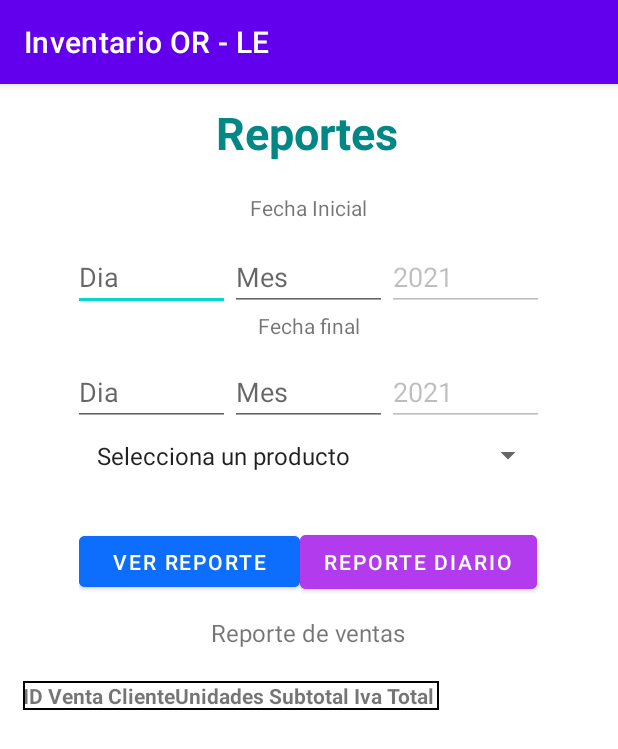
After one commit to rizos-100/app_inventario, an Android app: the ControllerReporte screen opened directly, with no data from a screen before it, on a phone screen of 412 x 824 dp. The commit adds this screen. Shown: the top 749 px of the screen. Run offline under Robolectric (Android 15) with nearby library versions, the phone set to English and light mode, and no system bars; 3 statements that could not run were skipped.

Commit message:
Modulo Reportes
Reporte de ventas por dia y por fechas

```diff
--- a/OR_LE_INVENTARIO/app/src/main/AndroidManifest.xml
+++ b/OR_LE_INVENTARIO/app/src/main/AndroidManifest.xml
@@ -16,6 +16,7 @@
         <activity android:name=".controllers.ControllerProveedor" />
         <activity android:name=".controllers.ControllerProducto" />
         <activity android:name=".controllers.ControllerCompras" />
+        <activity android:name=".controllers.ControllerReporte" />
         <activity android:name=".MainActivity">
             <intent-filter>
                 <action android:name="android.intent.action.MAIN" />
--- /dev/null
+++ b/OR_LE_INVENTARIO/app/src/main/java/org/rizosdb/utl/or_le_inventario/controllers/ControllerReporte.java
@@ -0,0 +1,315 @@
+package org.rizosdb.utl.or_le_inventario.controllers;
+
+import android.app.AlertDialog;
+import android.content.Context;
+import android.database.Cursor;
+import android.database.sqlite.SQLiteDatabase;
+import android.graphics.Typeface;
+import android.os.Bundle;
+import android.view.View;
+import android.view.ViewGroup;
+import android.widget.ArrayAdapter;
+import android.widget.Button;
+import android.widget.EditText;
+import android.widget.Spinner;
+import android.widget.TableLayout;
+import android.widget.TableRow;
+import android.widget.TextView;
+
+import androidx.appcompat.app.AppCompatActivity;
+
+import org.rizosdb.utl.or_le_inventario.R;
+import org.rizosdb.utl.or_le_inventario.db.ConexionSQLiteHelper;
+import org.rizosdb.utl.or_le_inventario.db.Utilidades;
+import org.rizosdb.utl.or_le_inventario.models.DetalleCompra;
+
+import java.util.ArrayList;
+import java.util.Calendar;
+
+public class ControllerReporte extends AppCompatActivity {
+
+    SQLiteDatabase db;
+
+    private EditText txtDiaI,txtMesI,txtAnioI,txtDiaF,txtMesF,txtAnioF;
+    private Button btnReporte, btnReporteD;
+    private Spinner spnProductos;
+    private TableLayout tblReporte;
+
+    @Override
+    protected void onCreate(Bundle savedInstanceState) {
+        super.onCreate(savedInstanceState);
+        setContentView(R.layout.activity_reportes);
+
+        iniciarComponentes();
+        verReporteDia();
+
+    }
+
+    private void iniciarComponentes(){
+        txtDiaI=(EditText)findViewById(R.id.txtDiaI);
+        txtDiaF=(EditText)findViewById(R.id.txtDiaF);
+        txtMesI=(EditText)findViewById(R.id.txtMesI);
+        txtMesF=(EditText)findViewById(R.id.txtMesF);
+        txtAnioI=(EditText)findViewById(R.id.txtAnioI);
+        txtAnioF=(EditText)findViewById(R.id.txtAnioF);
+
+        btnReporte=(Button) findViewById(R.id.btnReporte);
+        btnReporteD=(Button) findViewById(R.id.btnReporteD);
+
+        spnProductos=(Spinner)findViewById(R.id.spnProducts);
+
+        tblReporte=(TableLayout)findViewById(R.id.tblReporte);
+
+        db=openOrCreateDatabase("InventarioDB", Context.MODE_PRIVATE, null);
+
+        btnReporteD.setOnClickListener(v -> {
+            verReporteDia();
+        });
+
+        btnReporte.setOnClickListener(v -> {
+            verReporteFecha();
+        });
+
+        Calendar c = Calendar.getInstance();
+        int anioActual=c.get(Calendar.YEAR);
+
+        txtAnioF.setText(String.valueOf(anioActual));
+        txtAnioI.setText(String.valueOf(anioActual));
+        txtAnioF.setEnabled(false);
+        txtAnioI.setEnabled(false);
+
+        ArrayList<String> listaProductos = new ArrayList<String>();
+        Cursor c2=db.rawQuery("SELECT * FROM producto", null);
+        listaProductos.add("Selecciona un producto");
+
+        while(c2.moveToNext())
+        {
+            listaProductos.add(c2.getString(0)+" "+c2.getString(1));
+            System.out.println("Producto: "+c2.getString(1));
+        }
+
+        ArrayAdapter<String> adapterProd = new ArrayAdapter<String>(this,android.R.layout.simple_list_item_1, listaProductos);
+        adapterProd.setDropDownViewResource(android.R.layout.simple_spinner_dropdown_item);
+        spnProductos.setAdapter(adapterProd);
+    }
+
+    private void verReporteDia(){
+
+        destruirTabla();
+        Calendar c = Calendar.getInstance();
+        int diaActual=c.get(Calendar.DATE);
+        int mesActual=c.get(Calendar.MONTH)+1;
+        int anioActual=c.get(Calendar.YEAR);
+        int contF=1;
+        float subtotal=0;
+        float iva=0;
+        float total=0;
+        String nombreCliente="";
+
+        TableRow fila = new TableRow(this);
+        TableRow.LayoutParams lp = new TableRow.LayoutParams(TableRow.LayoutParams.WRAP_CONTENT);
+
+        fila.setLayoutParams(lp);
+
+        fila.setBackgroundResource(R.drawable.border_table);
+
+        String[] titulos = {"ID Venta ", "Cliente", "Unidades ", "Subtotal ", "Iva ", "Total "};
+        for (int x = 0; x < titulos.length; x++) {
+            TextView tvTitulo = new TextView(this);
+            tvTitulo.setTypeface(null, Typeface.BOLD);
+            tvTitulo.setText(titulos[x]);
+            fila.addView(tvTitulo);
+        }
+        // Finalmente agregar la fila en la primera posición
+        tblReporte.addView(fila, 0);
+        String fechaActual=anioActual+"-0"+mesActual+"-"+diaActual;
+
+        Cursor cb=db.rawQuery("SELECT * FROM ventas WHERE fechaVenta='"+fechaActual+"'", null);
+        if(cb.getCount()==0)
+        {
+            showMessage("INFORMACION!", "No se encontraron registros de hoy "+fechaActual);
+            return;
+        }
+        while(cb.moveToNext()) {
+            TableRow filaDatos = new TableRow(this);
+            filaDatos.setLayoutParams(lp);
+            filaDatos.setBackgroundResource(R.drawable.border_table);
+            subtotal = (float) (Float.parseFloat(cb.getString(5)));
+            iva = (float) (subtotal * 0.16);
+            total = subtotal + iva;
+
+            String sql = "SELECT * FROM persona p INNER JOIN cliente c on p.id = c.idPersona" +
+                    " WHERE c.id = '" + cb.getString(1) + "'";
+
+            Cursor cn=db.rawQuery(sql, null);
+            if(cn.moveToFirst())
+            {
+                nombreCliente= cn.getString(1);
+            }
+
+
+            String[] datos = {cb.getString(0)+" |",nombreCliente+" |",cb.getString(4)+" |",
+            cb.getString(5)+" |",iva+" |",total+" |"};
+
+            for (int x = 0; x < datos.length; x++) {
+                TextView tvTitulo = new TextView(this);
+                tvTitulo.setText(datos[x]);
+                filaDatos.addView(tvTitulo);
+            }
+            tblReporte.addView(filaDatos, contF);
+            contF++;
+
+        }
+
+
+    }
+
+    private void verReporteFecha(){
+        if(txtDiaI.getText().toString().trim().length() == 0 ||
+                txtDiaF.getText().toString().trim().length() == 0||
+                txtMesI.getText().toString().trim().length() == 0 ||
+                txtMesF.getText().toString().trim().length() == 0 ||
+                txtAnioF.getText().toString().trim().length() == 0 ||
+                txtAnioI.getText().toString().trim().length() == 0 ||
+                spnProductos.getSelectedItemPosition()==0
+        ){
+            showMessage("Error","Favor de llenar todos los campos");
+        }else{
+            destruirTabla();
+            int diaI=Integer.parseInt(txtDiaI.getText().toString().trim());
+            int diaF=Integer.parseInt(txtDiaF.getText().toString().trim());
+            int mesI=Integer.parseInt(txtMesI.getText().toString().trim());
+            int mesF=Integer.parseInt(txtMesF.getText().toString().trim());
+            int anioI=Integer.parseInt(txtAnioI.getText().toString().trim());
+            int anioF=Integer.parseInt(txtAnioF.getText().toString().trim());
+            String fecha="";
+
+            int contF=1;
+            float iva=0;
+            float subtotal=0;
+            float total=0;
+
+            TableRow filaI = new TableRow(this);
+            TableRow.LayoutParams lp = new TableRow.LayoutParams(TableRow.LayoutParams.WRAP_CONTENT);
+
+            filaI.setLayoutParams(lp);
+
+            filaI.setBackgroundResource(R.drawable.border_table);
+
+            String[] titulos = {"ID Venta ","Fecha ", "Producto ", "Cantidad ", "Subtotal ", "Iva ", "Total "};
+            for (int x = 0; x < titulos.length; x++) {
+                TextView tvTitulo = new TextView(this);
+                tvTitulo.setTypeface(null, Typeface.BOLD);
+                tvTitulo.setText(titulos[x]);
+                filaI.addView(tvTitulo);
+            }
+            // Finalmente agregar la fila en la primera posición
+            tblReporte.addView(filaI, 0);
+
+            String sql = "SELECT * FROM detalleVentas " +
+                    " WHERE idProducto = '" + spnProductos.getSelectedItem().toString().substring(0,2)+ "'";
+
+            Cursor cp=db.rawQuery(sql, null);
+            while(cp.moveToNext())
+            {
+                Cursor cv=db.rawQuery("SELECT * FROM ventas WHERE idVenta='"+cp.getString(1)+"'",
+                        null);
+                if(cv.moveToFirst())
+                {
+                    fecha=cv.getString(3);
+                }
+                int dia=Integer.parseInt(fecha.substring(8));
+                int mes=Integer.parseInt(fecha.substring(5,7));
+                int anio=Integer.parseInt(fecha.substring(0,4));
+
+
+                if(mes > mesI && mes < mesF){
+                    TableRow fila = new TableRow(this);
+                    fila.setLayoutParams(lp);
+
+                    fila.setBackgroundResource(R.drawable.border_table);
+                    subtotal=Float.parseFloat(cp.getString(4));
+                    iva=(float)(subtotal*0.16);
+                    total=iva+subtotal;
+                    String[] datos={cp.getString(1)+" |"+fecha+" |"+spnProductos.getSelectedItem().toString()+" |",
+                    cp.getString(3)+" |",cp.getString(4)+" |",iva+" |",total+" |"};
+                    for (int x = 0; x < datos.length; x++) {
+                        TextView tvTitulo = new TextView(this);
+                        tvTitulo.setTypeface(null, Typeface.NORMAL);
+                        tvTitulo.setText(datos[x]);
+                        fila.addView(tvTitulo);
+                    }
+                    // Finalmente agregar la fila en la primera posición
+                    tblReporte.addView(fila, contF);
+                    contF++;
+
+                }
+                if (mes == mesI){
+                   if(dia >= diaI){
+                       TableRow fila = new TableRow(this);
+                       fila.setLayoutParams(lp);
+
+                       subtotal=Float.parseFloat(cp.getString(4));
+                       iva=(float)(subtotal*0.16);
+                       total=iva+subtotal;
+                       String[] datos={cp.getString(1)+" |"+fecha+" |"+spnProductos.getSelectedItem().toString()+" |",
+                               cp.getString(3)+" |",cp.getString(4)+" |",iva+" |",total+" |"};
+                       for (int x = 0; x < datos.length; x++) {
+                           TextView tvTitulo = new TextView(this);
+                           tvTitulo.setTypeface(null, Typeface.NORMAL);
+                           tvTitulo.setText(datos[x]);
+                           fila.addView(tvTitulo);
+                       }
+                       // Finalmente agregar la fila en la primera posición
+                       tblReporte.addView(fila, contF);
+                       contF++;
+                  }
+                }
+                if(mes == mesF){
+                    if(dia <= diaF){
+                        TableRow fila = new TableRow(this);
+                        fila.setLayoutParams(lp);
+
+                        subtotal=Float.parseFloat(cp.getString(4));
+                        iva=(float)(subtotal*0.16);
+                        total=iva+subtotal;
+                        String[] datos={cp.getString(1)+" |"+fecha+" |"+spnProductos.getSelectedItem().toString()+" |",
+                                cp.getString(3)+" |",cp.getString(4)+" |",iva+" |",total+" |"};
+                        for (int x = 0; x < datos.length; x++) {
+                            TextView tvTitulo = new TextView(this);
+                            tvTitulo.setTypeface(null, Typeface.NORMAL);
+                            tvTitulo.setText(datos[x]);
+                            fila.addView(tvTitulo);
+                        }
+                        // Finalmente agregar la fila en la primera posición
+                        tblReporte.addView(fila, contF);
+                        contF++;
+                    }
+                }
+
+
+
+            }
+
+
+
+        }
+    }
+    private void destruirTabla(){
+        int count = tblReporte.getChildCount();
+        for (int i = 0; i < count; i++) {
+            View child = tblReporte.getChildAt(i);
+            if (child instanceof TableRow) ((ViewGroup) child).removeAllViews();
+        }
+    }
+    public void showMessage(String title,String message)
+    {
+        AlertDialog.Builder builder=new AlertDialog.Builder(this);
+        builder.setCancelable(true);
+        builder.setTitle(title);
+        builder.setMessage(message);
+        builder.show();
+    }
+
+
+}
--- a/OR_LE_INVENTARIO/app/src/main/java/org/rizosdb/utl/or_le_inventario/db/ConexionSQLiteHelper.java
+++ b/OR_LE_INVENTARIO/app/src/main/java/org/rizosdb/utl/or_le_inventario/db/ConexionSQLiteHelper.java
@@ -20,8 +20,6 @@ public class ConexionSQLiteHelper extends SQLiteOpenHelper {
         db.execSQL(Utilidades.CREAR_TABLA_PERSONA);
         db.execSQL(Utilidades.CREAR_TABLA_VENDEDOR);
         db.execSQL(Utilidades.CREAR_TABLA_CLIENTE);
-        db.execSQL(Utilidades.CREAR_TABLA_COMPRA);
-        db.execSQL(Utilidades.CREAR_TABLA_DETALLE_COMPRA);
         db.execSQL(Utilidades.CREAR_TABLA_VENTAS);
         db.execSQL(Utilidades.CREAR_TABLA_DETALLE_VENTAS);
 
--- a/OR_LE_INVENTARIO/app/src/main/java/org/rizosdb/utl/or_le_inventario/db/Utilidades.java
+++ b/OR_LE_INVENTARIO/app/src/main/java/org/rizosdb/utl/or_le_inventario/db/Utilidades.java
@@ -86,7 +86,7 @@ public class Utilidades {
             "CONSTRAINT fk_cliente_persona " +
             "    FOREIGN KEY ("+TABLA_CLIENTES_ID_PERSONA+") REFERENCES "+TABLA_PERSONAS+"("+TABLA_PERSONA_ID+")"+
             ")";
-
+  /*
     public static final String CREAR_TABLA_COMPRA="CREATE TABLE "+TABLA_COMPRAS
             +" ("+TABLA_COMPRA_ID+" TEXT PRIMARY KEY, "
             +TABLA_COMPRA_IDPROVEEDOR+" TEXT, "
@@ -97,7 +97,7 @@ public class Utilidades {
             "    FOREIGN KEY ("+TABLA_COMPRA_IDPROVEEDOR+") REFERENCES proveedor(numero)"+
             ")";
 
-    public static final String CREAR_TABLA_DETALLE_COMPRA="CREATE TABLE "+TABLA_DETALLE_COMPRAS
+  public static final String CREAR_TABLA_DETALLE_COMPRA="CREATE TABLE "+TABLA_DETALLE_COMPRAS
             +" ("+TABLA_DETALLE_COMPRA_ID+" TEXT PRIMARY KEY, "
             +TABLA_DETALLE_IDCOMPRA+" TEXT, "
             +TABLA_DETALLE_IDPRODUCTO+" TEXT, "
@@ -108,7 +108,7 @@ public class Utilidades {
             "    FOREIGN KEY ("+TABLA_DETALLE_IDCOMPRA+") REFERENCES compra(idCompra),"+
             "CONSTRAINT fk_detalle_producto " +
             "    FOREIGN KEY ("+TABLA_DETALLE_IDPRODUCTO+") REFERENCES producto(numero)"+
-            ")";
+            ")"; */
 
     public static final String CREAR_TABLA_VENTAS="CREATE TABLE "+TABLA_VENTAS
             +" ("+TABLA_VENTA_ID+" INTEGER PRIMARY KEY, "
--- /dev/null
+++ b/OR_LE_INVENTARIO/app/src/main/res/layout/activity_reportes.xml
@@ -0,0 +1,200 @@
+<?xml version="1.0" encoding="utf-8"?>
+<androidx.constraintlayout.widget.ConstraintLayout xmlns:android="http://schemas.android.com/apk/res/android"
+    xmlns:app="http://schemas.android.com/apk/res-auto"
+    xmlns:tools="http://schemas.android.com/tools"
+    android:id="@+id/spnProductos"
+    android:layout_width="match_parent"
+    android:layout_height="match_parent"
+    android:backgroundTint="#B23CED">
+
+
+    <TextView
+        android:id="@+id/textView3"
+        android:layout_width="wrap_content"
+        android:layout_height="wrap_content"
+        android:layout_marginTop="12dp"
+        android:text="Reportes"
+        android:textColor="@color/teal_700"
+        android:textColorHint="@color/design_default_color_secondary_variant"
+        android:textSize="30dp"
+        android:textStyle="bold"
+        app:layout_constraintEnd_toEndOf="parent"
+        app:layout_constraintHorizontal_bias="0.497"
+        app:layout_constraintStart_toStartOf="parent"
+        app:layout_constraintTop_toTopOf="parent" />
+
+    <LinearLayout
+        android:id="@+id/linearLayout"
+        android:layout_width="314dp"
+        android:layout_height="198dp"
+        android:layout_marginTop="20dp"
+        android:orientation="vertical"
+        app:layout_constraintEnd_toEndOf="parent"
+        app:layout_constraintHorizontal_bias="0.494"
+        app:layout_constraintStart_toStartOf="parent"
+        app:layout_constraintTop_toBottomOf="@+id/textView3">
+
+        <TextView
+            android:id="@+id/textView5"
+            android:layout_width="match_parent"
+            android:layout_height="33dp"
+            android:text="Fecha Inicial"
+            android:textAlignment="center" />
+
+        <LinearLayout
+            android:layout_width="match_parent"
+            android:layout_height="wrap_content"
+            android:orientation="horizontal">
+
+            <EditText
+                android:id="@+id/txtDiaI"
+                android:layout_width="wrap_content"
+                android:layout_height="wrap_content"
+                android:layout_weight="1"
+                android:ems="10"
+                android:hint="Dia"
+                android:inputType="number" />
+
+            <EditText
+                android:id="@+id/txtMesI"
+                android:layout_width="wrap_content"
+                android:layout_height="wrap_content"
+                android:layout_weight="1"
+                android:ems="10"
+                android:hint="Mes"
+                android:inputType="number" />
+
+            <EditText
+                android:id="@+id/txtAnioI"
+                android:layout_width="wrap_content"
+                android:layout_height="wrap_content"
+                android:layout_weight="1"
+                android:ems="10"
+                android:hint="Año"
+                android:inputType="number" />
+        </LinearLayout>
+
+        <TextView
+            android:id="@+id/textView11"
+            android:layout_width="match_parent"
+            android:layout_height="31dp"
+            android:text="Fecha final"
+            android:textAlignment="center" />
+
+        <LinearLayout
+            android:layout_width="match_parent"
+            android:layout_height="wrap_content"
+            android:orientation="horizontal">
+
+            <EditText
+                android:id="@+id/txtDiaF"
+                android:layout_width="wrap_content"
+                android:layout_height="wrap_content"
+                android:layout_weight="1"
+                android:ems="10"
+                android:hint="Dia"
+                android:inputType="number" />
+
+            <EditText
+                android:id="@+id/txtMesF"
+                android:layout_width="wrap_content"
+                android:layout_height="wrap_content"
+                android:layout_weight="1"
+                android:ems="10"
+                android:hint="Mes"
+                android:inputType="number" />
+
+            <EditText
+                android:id="@+id/txtAnioF"
+                android:layout_width="wrap_content"
+                android:layout_height="wrap_content"
+                android:layout_weight="1"
+                android:ems="10"
+                android:hint="Año"
+                android:inputType="number" />
+        </LinearLayout>
+
+        <Spinner
+            android:id="@+id/spnProducts"
+            android:layout_width="match_parent"
+            android:layout_height="39dp" />
+
+    </LinearLayout>
+
+    <LinearLayout
+        android:id="@+id/linearLayout5"
+        android:layout_width="307dp"
+        android:layout_height="48dp"
+        android:layout_marginTop="24dp"
+        android:orientation="horizontal"
+        app:layout_constraintEnd_toEndOf="parent"
+        app:layout_constraintStart_toStartOf="parent"
+        app:layout_constraintTop_toBottomOf="@+id/linearLayout">
+
+        <Button
+            android:id="@+id/btnReporte"
+            android:layout_width="147dp"
+            android:layout_height="46dp"
+            android:backgroundTint="#0D6EFD"
+            android:text="Ver Reporte" />
+
+        <Button
+            android:id="@+id/btnReporteD"
+            android:layout_width="wrap_content"
+            android:layout_height="wrap_content"
+            android:backgroundTint="#B23CED"
+            android:text="Reporte Diario" />
+
+    </LinearLayout>
+
+    <ScrollView
+        android:layout_width="380dp"
+        android:layout_height="170dp"
+        app:layout_constraintBottom_toBottomOf="parent"
+        app:layout_constraintEnd_toEndOf="parent"
+        app:layout_constraintHorizontal_bias="0.483"
+        app:layout_constraintStart_toStartOf="parent"
+        app:layout_constraintTop_toBottomOf="@+id/textView13"
+        app:layout_constraintVertical_bias="0.097">
+
+        <HorizontalScrollView
+            android:layout_width="match_parent"
+            android:layout_height="wrap_content">
+
+            <TableLayout
+                android:id="@+id/tblReporte"
+                android:layout_width="wrap_content"
+                android:layout_height="match_parent">
+
+                <TableRow
+                    android:layout_width="match_parent"
+                    android:layout_height="match_parent" />
+
+                <TableRow
+                    android:layout_width="match_parent"
+                    android:layout_height="match_parent" />
+
+                <TableRow
+                    android:layout_width="match_parent"
+                    android:layout_height="match_parent" />
+
+                <TableRow
+                    android:layout_width="match_parent"
+                    android:layout_height="match_parent" />
+            </TableLayout>
+        </HorizontalScrollView>
+    </ScrollView>
+
+    <TextView
+        android:id="@+id/textView13"
+        android:layout_width="wrap_content"
+        android:layout_height="wrap_content"
+        android:layout_marginTop="12dp"
+        android:text="Reporte de ventas"
+        android:textSize="16sp"
+        app:layout_constraintEnd_toEndOf="parent"
+        app:layout_constraintHorizontal_bias="0.498"
+        app:layout_constraintStart_toStartOf="parent"
+        app:layout_constraintTop_toBottomOf="@+id/linearLayout5" />
+
+</androidx.constraintlayout.widget.ConstraintLayout>
```
Also changed, not shown: OR_LE_INVENTARIO/app/src/main/java/org/rizosdb/utl/or_le_inventario/MainActivity.java (+14 -1 lines), OR_LE_INVENTARIO/app/src/main/java/org/rizosdb/utl/or_le_inventario/controllers/ControllerCompras.java (+5 -6 lines).
